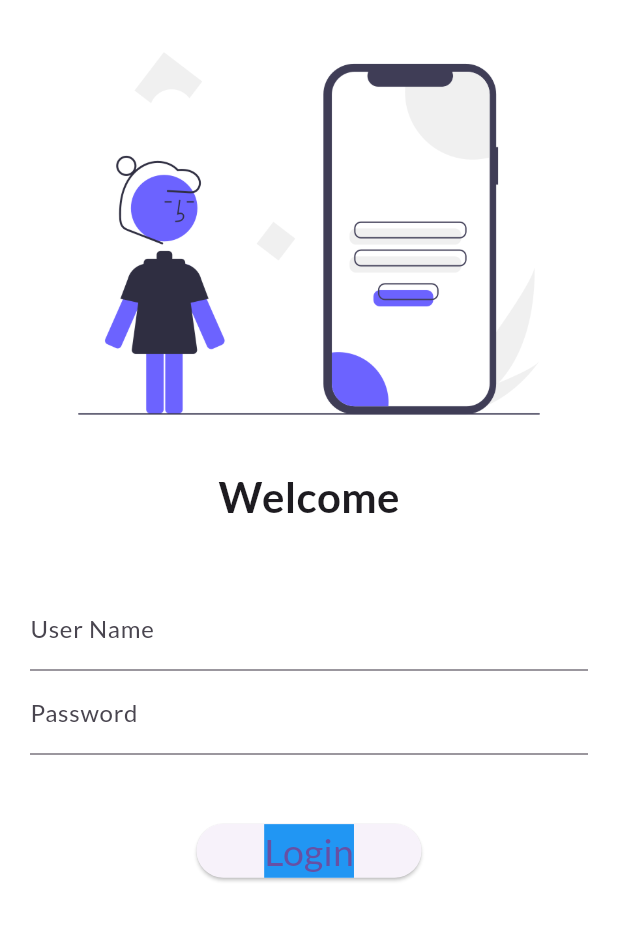
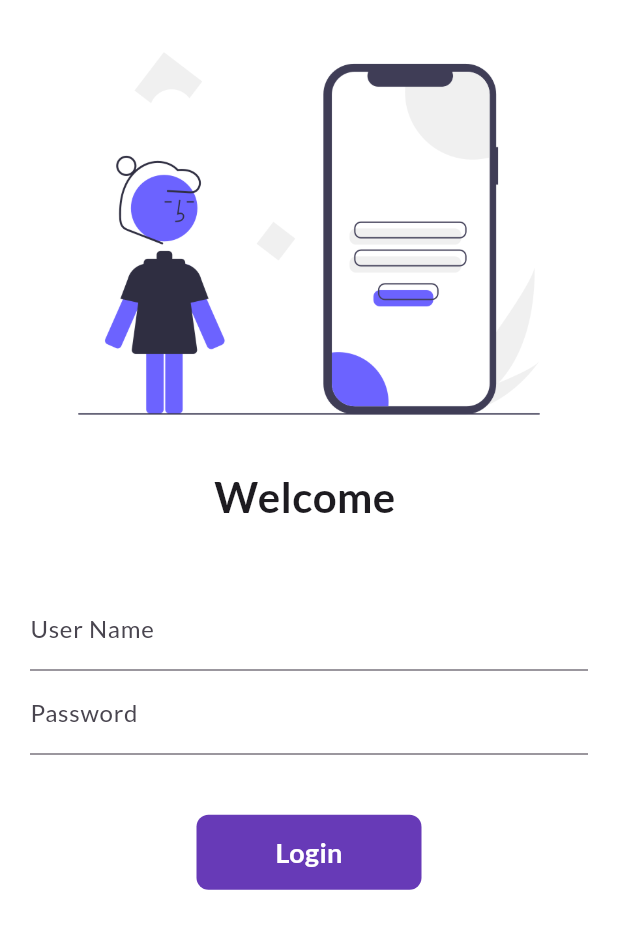
Before and after one commit to parth0075/Flutter-Learning, a Flutter app: the screen it shows after launch, on a phone screen of 412 x 824 dp. Shown: the top 929 px of the screen. Run offline on Flutter 3.47's test engine with Material 3 defaults, Android fonts, the phone set to English and light mode, and no system bars; our stand-ins replace google_fonts.

Commit message:
Learned about InkWell Widget and added some animation design nad onTap Methods and all.....

```diff
--- a/lib/pages/login_page.dart
+++ b/lib/pages/login_page.dart
@@ -1,9 +1,16 @@
 import 'package:flutter/material.dart';
 import 'package:flutter_application_1/utils/routes.dart';
 
-class Login extends StatelessWidget {
+class Login extends StatefulWidget {
   const Login({super.key});
 
+  @override
+  State<Login> createState() => _LoginState();
+}
+
+class _LoginState extends State<Login> {
+  String name = "";
+  bool changeButton = false;
   @override
   Widget build(BuildContext context) {
     return Material(
@@ -16,7 +23,7 @@ class Login extends StatelessWidget {
               fit: BoxFit.cover,
             ),
             Text(
-              "Welcome",
+              "Welcome $name",
               style: TextStyle(fontSize: 28, fontWeight: FontWeight.bold),
             ),
             SizedBox(
@@ -30,6 +37,10 @@ class Login extends StatelessWidget {
                       decoration: InputDecoration(
                           hintText: "Please Enter Your Name",
                           labelText: "User Name"),
+                      onChanged: (value) {
+                        name = value;
+                        setState(() {});
+                      },
                     ),
                     TextFormField(
                       obscureText: true,
@@ -40,20 +51,44 @@ class Login extends StatelessWidget {
                     SizedBox(
                       height: 40.0,
                     ),
-                    ElevatedButton(
-                      onPressed: () {
-                        Navigator.pushNamed(context,MyRoutes.homeRoute);
-                        print("Hiii");
-                      },
-                      style: TextButton.styleFrom(
-                        minimumSize: Size(150, 30),
-                      ),
-                      child: Text(
-                        "Login",
-                        style: TextStyle(
-                            fontSize: 25, backgroundColor: Colors.blue),
-                      ),
-                    )
+                    // ElevatedButton(
+                    //   onPressed: () {
+                    //     Navigator.pushNamed(context, MyRoutes.homeRoute);
+                    //     print("Hiii");
+                    //   },
+                    //   style: TextButton.styleFrom(
+                    //     minimumSize: Size(150, 30),
+                    //   ),
+                    //   child: Text(
+                    //     "Login",
+                    //     style: TextStyle(
+                    //         fontSize: 25, backgroundColor: Colors.blue),
+                    //   ),
+                    // )
+                    InkWell(
+                        onTap:  () async {
+                          setState(() {
+                            changeButton = true;
+                          });
+
+                          await Future.delayed(Duration(seconds: 2));
+                          Navigator.pushNamed(context, MyRoutes.homeRoute);
+                        },
+                        child: AnimatedContainer(
+                          duration: Duration(seconds: 2),
+                          width: changeButton ? 50 : 150,
+                          height: 50,
+                          alignment: Alignment.center,
+                          decoration: BoxDecoration(
+                            borderRadius: BorderRadius.circular(8),
+                            color: Colors.deepPurple,
+                          ),
+                          child: Text("Login",
+                              style: TextStyle(
+                                  color: Colors.white,
+                                  fontWeight: FontWeight.bold,
+                                  fontSize: 18)),
+                        ))
                   ],
                 ))
           ],
```
